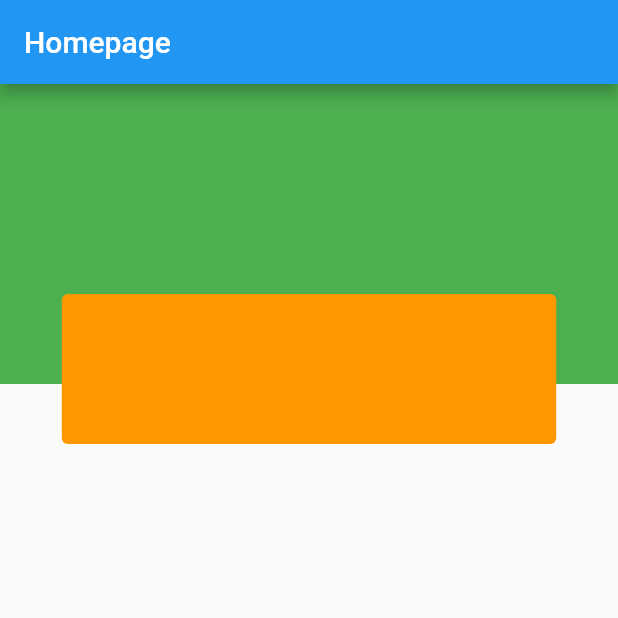
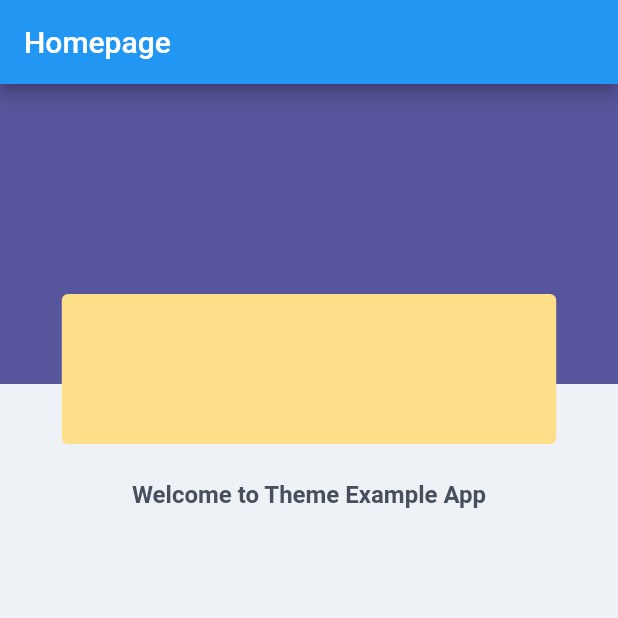
Before and after one commit to Prayash07/flutter_theme, a Flutter app: the screen it shows after launch, on a phone screen of 412 x 824 dp, the top half of it. Run offline on Flutter 3.47's test engine with Material 2 defaults, Android fonts, the phone set to English and light mode, and no system bars.

Commit message:
Text theme added with some changes in color

```diff
--- a/lib/core/theme/app_colors.dart
+++ b/lib/core/theme/app_colors.dart
@@ -1,8 +1,10 @@
 import 'package:flutter/material.dart';
 
 class AppColors {
+  static const Color primaryColor = Color(0xFF57559B);
   static const Color successColor = Colors.green;
-  static const Color info = Colors.amber;
-  static const Color warning = Colors.orange;
+  static const Color info = Color(0xFFFDDE89);
+  static const Color gray = Color(0xFF484F5C);
   static const Color danger = Colors.red;
+  static const Color background = Color(0xFFEEF2F7);
 }
--- /dev/null
+++ b/lib/core/theme/app_text_style.dart
@@ -0,0 +1,15 @@
+import 'package:flutter/material.dart';
+
+class AppTextStyle {
+  static const TextStyle bodyLargeSemiBold = TextStyle(
+    fontSize: 16,
+    fontWeight: FontWeight.w600,
+    height: 1.5,
+  );
+
+  static const TextStyle bodyNormalRegular = TextStyle(
+    fontSize: 14,
+    fontWeight: FontWeight.w400,
+    height: 1.5,
+  );
+}
--- /dev/null
+++ b/lib/core/theme/app_text_theme.dart
@@ -0,0 +1,36 @@
+// ignore_for_file: public_member_api_docs, sort_constructors_first
+import 'package:flutter/material.dart';
+import 'package:flutter_theme/core/theme/app_text_style.dart';
+
+class AppTextTheme extends ThemeExtension<AppTextTheme> {
+  TextStyle bodyLargeSemiBold;
+  TextStyle bodyNormalRegular;
+  AppTextTheme({
+    required this.bodyLargeSemiBold,
+    required this.bodyNormalRegular,
+  });
+
+  @override
+  ThemeExtension<AppTextTheme> copyWith({
+    TextStyle? bodyLargeSemiBold,
+    TextStyle? bodyNormalRegular,
+  }) {
+    return AppTextTheme(
+      bodyLargeSemiBold: bodyLargeSemiBold ?? this.bodyLargeSemiBold,
+      bodyNormalRegular: bodyNormalRegular ?? this.bodyNormalRegular,
+    );
+  }
+
+  @override
+  ThemeExtension<AppTextTheme> lerp(
+      ThemeExtension<AppTextTheme>? other, double t) {
+    return this;
+  }
+
+  factory AppTextTheme.light() {
+    return AppTextTheme(
+      bodyLargeSemiBold: AppTextStyle.bodyLargeSemiBold,
+      bodyNormalRegular: AppTextStyle.bodyNormalRegular,
+    );
+  }
+}
--- a/lib/core/theme/custom_color_theme.dart
+++ b/lib/core/theme/custom_color_theme.dart
@@ -5,27 +5,35 @@ import 'package:flutter_theme/core/theme/app_colors.dart';
 class CustomColors extends ThemeExtension<CustomColors> {
   final Color? success;
   final Color? info;
-  final Color? warning;
+  final Color? gray;
   final Color? danger;
-  CustomColors({
-    this.success,
-    this.info,
-    this.warning,
-    this.danger,
-  });
+  final Color? background;
+  final Color? primary;
+
+  CustomColors(
+      {this.success,
+      this.info,
+      this.gray,
+      this.danger,
+      this.background,
+      this.primary});
 
   @override
   ThemeExtension<CustomColors> copyWith({
     Color? success,
     Color? info,
-    Color? warning,
+    Color? gray,
     Color? danger,
+    Color? background,
+    Color? primary,
   }) {
     return CustomColors(
       success: success ?? this.success,
       info: info ?? this.info,
-      warning: warning ?? this.warning,
+      gray: gray ?? this.gray,
       danger: danger ?? this.danger,
+      background: background ?? this.background,
+      primary: primary ?? this.primary,
     );
   }
 
@@ -33,8 +41,10 @@ class CustomColors extends ThemeExtension<CustomColors> {
     return CustomColors(
       success: AppColors.successColor,
       info: AppColors.info,
-      warning: AppColors.warning,
+      gray: AppColors.gray,
       danger: AppColors.danger,
+      background: AppColors.background,
+      primary: AppColors.primaryColor,
     );
   }
 
--- a/lib/features/homepage/presentation/pages/homepage_view.dart
+++ b/lib/features/homepage/presentation/pages/homepage_view.dart
@@ -1,5 +1,7 @@
 import 'package:flutter/material.dart';
+import 'package:flutter_theme/core/theme/app_text_theme.dart';
 import 'package:flutter_theme/core/theme/custom_color_theme.dart';
+import 'package:flutter_theme/features/homepage/presentation/widgets/header_card.dart';
 
 class HomePageView extends StatelessWidget {
   const HomePageView({super.key});
@@ -7,35 +9,29 @@ class HomePageView extends StatelessWidget {
   @override
   Widget build(BuildContext context) {
     final appColorTheme = Theme.of(context).extension<CustomColors>();
+    final appTextTheme = Theme.of(context).extension<AppTextTheme>();
+
     return Scaffold(
+        backgroundColor: appColorTheme?.background,
         appBar: AppBar(
           title: const Text(
             "Homepage",
           ),
         ),
-        body: Stack(
-          clipBehavior: Clip.none,
+        body: Column(
           children: [
-            Container(
-              height: 200,
-              color: appColorTheme?.success,
+            const HeaderCard(),
+            const SizedBox(
+              height: 60,
             ),
-            Positioned(
-              bottom: -40,
-              child: SizedBox(
-                width: MediaQuery.of(context).size.width,
-                child: Center(
-                  child: Container(
-                    height: 100,
-                    width: MediaQuery.of(context).size.width * .8,
-                    decoration: BoxDecoration(
-                      color: appColorTheme?.warning,
-                      borderRadius: BorderRadius.circular(4),
-                    ),
-                  ),
+            Center(
+              child: Text(
+                "Welcome to Theme Example App",
+                style: appTextTheme?.bodyLargeSemiBold.copyWith(
+                  color: appColorTheme?.gray,
                 ),
               ),
-            ),
+            )
           ],
         ));
   }
--- /dev/null
+++ b/lib/features/homepage/presentation/widgets/header_card.dart
@@ -0,0 +1,39 @@
+import 'package:flutter/material.dart';
+import 'package:flutter/src/widgets/container.dart';
+import 'package:flutter/src/widgets/framework.dart';
+import 'package:flutter_theme/core/theme/custom_color_theme.dart';
+
+class HeaderCard extends StatelessWidget {
+  const HeaderCard({super.key});
+
+  @override
+  Widget build(BuildContext context) {
+    final appColorTheme = Theme.of(context).extension<CustomColors>();
+
+    return Stack(
+      clipBehavior: Clip.none,
+      children: [
+        Container(
+          height: 200,
+          color: appColorTheme?.primary,
+        ),
+        Positioned(
+          bottom: -40,
+          child: SizedBox(
+            width: MediaQuery.of(context).size.width,
+            child: Center(
+              child: Container(
+                height: 100,
+                width: MediaQuery.of(context).size.width * .8,
+                decoration: BoxDecoration(
+                  color: appColorTheme?.info,
+                  borderRadius: BorderRadius.circular(4),
+                ),
+              ),
+            ),
+          ),
+        ),
+      ],
+    );
+  }
+}
--- a/lib/main.dart
+++ b/lib/main.dart
@@ -1,5 +1,6 @@
 import 'package:flutter/material.dart';
 import 'package:flutter_theme/core/routes/route_generator.dart';
+import 'package:flutter_theme/core/theme/app_text_theme.dart';
 import 'package:flutter_theme/core/theme/custom_color_theme.dart';
 
 void main() {
@@ -17,6 +18,7 @@ class MyApp extends StatelessWidget {
         primarySwatch: Colors.blue,
         extensions: <ThemeExtension<dynamic>>[
           CustomColors.light(),
+          AppTextTheme.light(),
         ],
       ),
       onGenerateRoute: AppRoutes.routeGenerator,
```
